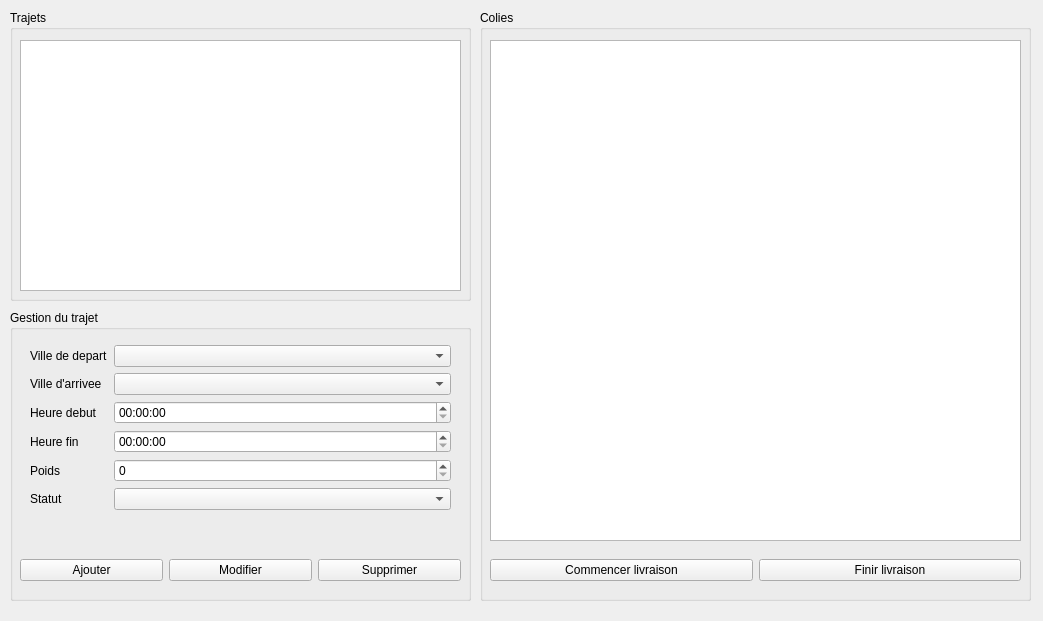
The window that interface/chauffeurpanel.ui (Kaputchino/Projet_Tulle) describes before a commit, drawn with Qt 5.
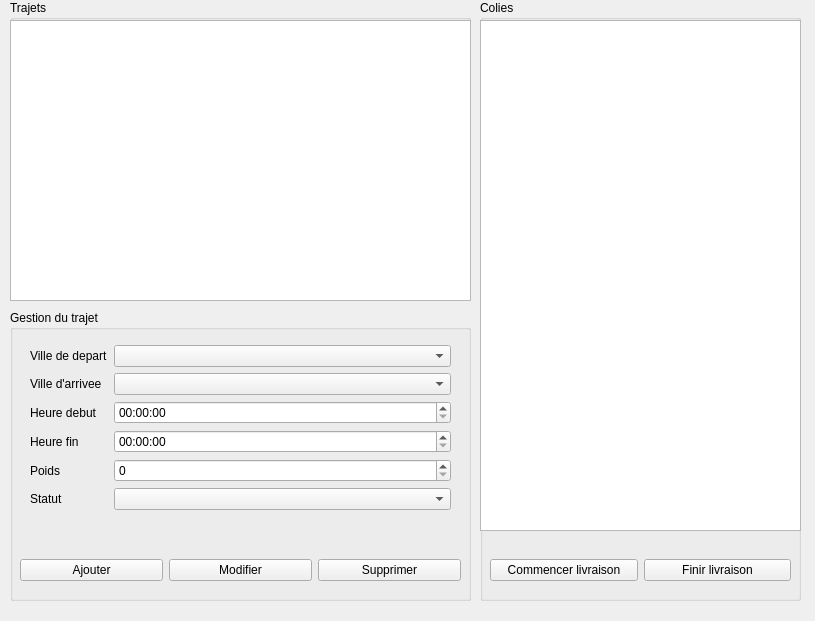
The same window after the commit.

What changed in the file:
```diff
--- a/interface/chauffeurpanel.ui
+++ b/interface/chauffeurpanel.ui
@@ -6,7 +6,7 @@
    <rect>
     <x>0</x>
     <y>0</y>
-    <width>1043</width>
+    <width>815</width>
     <height>621</height>
    </rect>
   </property>
@@ -142,21 +142,21 @@
     <property name="geometry">
      <rect>
       <x>10</x>
-      <y>10</y>
+      <y>0</y>
       <width>461</width>
-      <height>291</height>
+      <height>301</height>
      </rect>
     </property>
     <property name="title">
      <string>Trajets</string>
     </property>
-    <widget class="QTableWidget" name="trajectList">
+    <widget class="QListWidget" name="listTrajets">
      <property name="geometry">
       <rect>
-       <x>10</x>
-       <y>30</y>
-       <width>441</width>
-       <height>251</height>
+       <x>0</x>
+       <y>20</y>
+       <width>461</width>
+       <height>281</height>
       </rect>
      </property>
     </widget>
@@ -165,21 +165,21 @@
     <property name="geometry">
      <rect>
       <x>480</x>
-      <y>10</y>
-      <width>551</width>
-      <height>591</height>
+      <y>0</y>
+      <width>321</width>
+      <height>601</height>
      </rect>
     </property>
     <property name="title">
      <string>Colies</string>
     </property>
-    <widget class="QTableWidget" name="packageList">
+    <widget class="QListView" name="listColis">
      <property name="geometry">
       <rect>
-       <x>10</x>
-       <y>30</y>
-       <width>531</width>
-       <height>501</height>
+       <x>0</x>
+       <y>20</y>
+       <width>321</width>
+       <height>511</height>
       </rect>
      </property>
     </widget>
@@ -189,7 +189,7 @@
      <rect>
       <x>490</x>
       <y>550</y>
-      <width>531</width>
+      <width>301</width>
       <height>41</height>
      </rect>
     </property>
```
